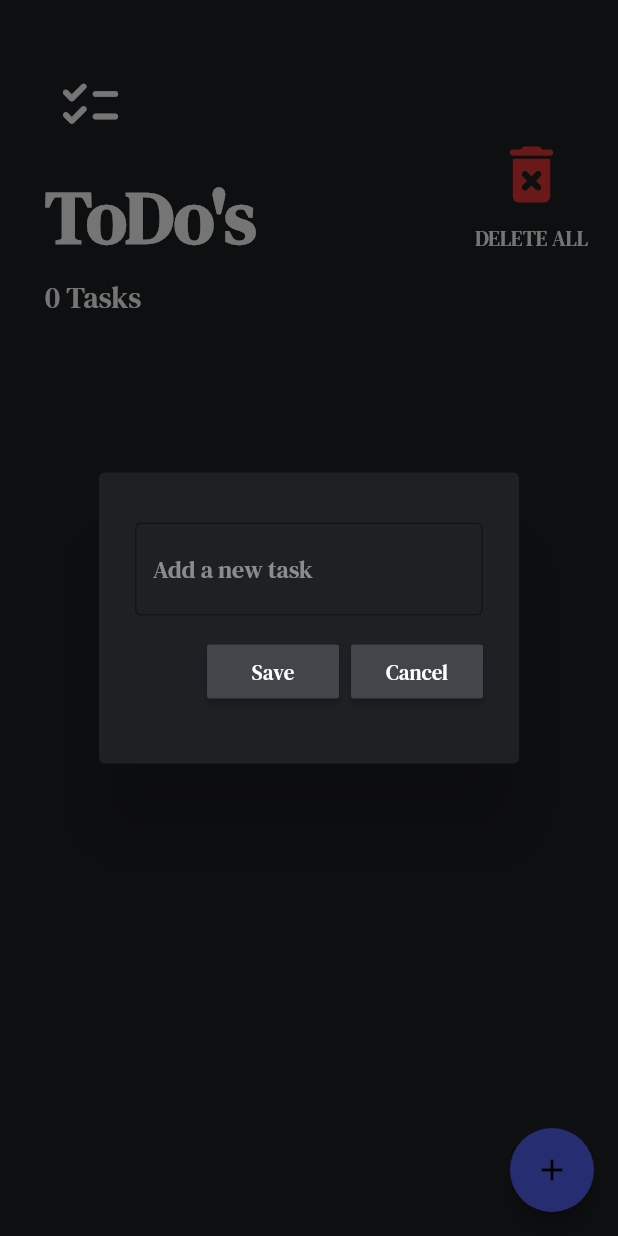
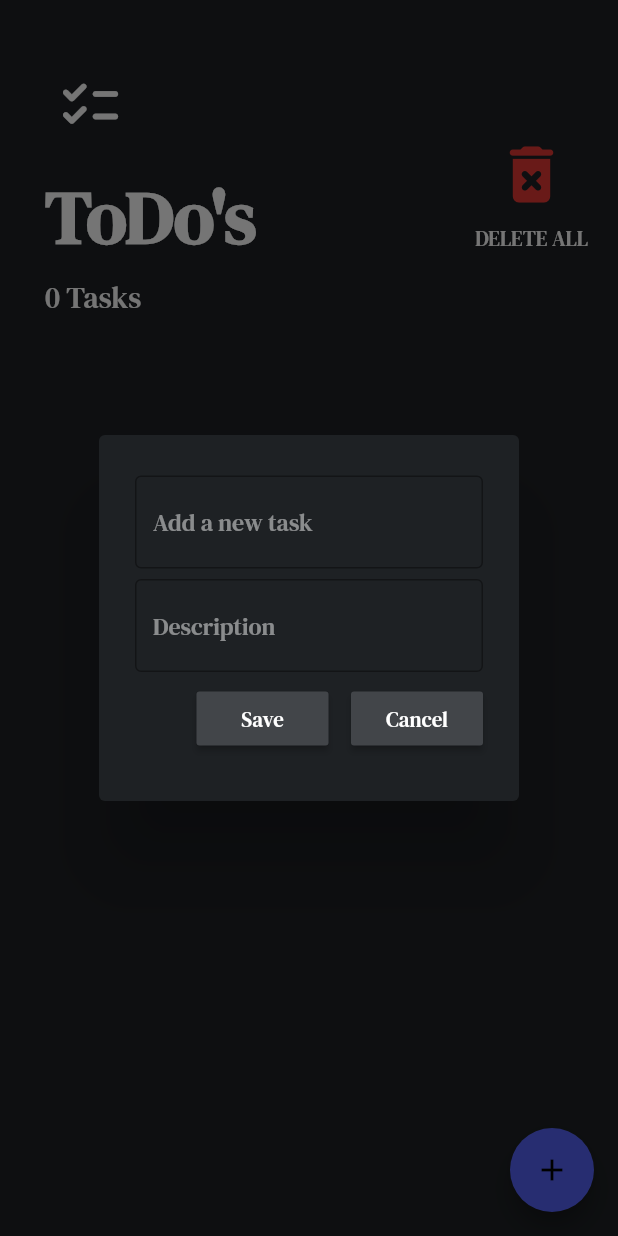
Before and after one commit to vinayakgupta29/Share_Todo_List, a Flutter app: the screen it shows after launch, after a tap on the "delete forever" icon, after a tap on the "add" icon, on a phone screen of 412 x 824 dp. Run offline on Flutter 3.47's test engine with Material 2 defaults, Android fonts, the phone set to English and light mode, and no system bars; our stand-ins replace flutter_slidable, hive_flutter, qr_flutter; accounts and stored records are empty; project files that could hold a hidden picture were left out.

Commit message:
slight UI changes
and a new text field is added so to add description of the task

```diff
--- a/lib/util/dialog_box.dart
+++ b/lib/util/dialog_box.dart
@@ -1,17 +1,21 @@
+// ignore_for_file: must_be_immutable, prefer_typing_uninitialized_variables
+
 import 'package:flutter/material.dart';
 import '../util/constants.dart';
 import 'my_button.dart';
 
 class DialogBox extends StatelessWidget {
-  final controller;
+  final titlecontroller;
+  final desccontroller;
   VoidCallback onSave;
   VoidCallback onCancel;
 
   DialogBox({
     super.key,
-    required this.controller,
+    required this.titlecontroller,
     required this.onSave,
     required this.onCancel,
+    required this.desccontroller,
   });
 
   @override
@@ -19,19 +23,26 @@ class DialogBox extends StatelessWidget {
     return AlertDialog(
       backgroundColor: bgcolor,
       content: SizedBox(
-        height: 150,
+        height: 200,
         child: Column(
           mainAxisAlignment: MainAxisAlignment.spaceEvenly,
           children: [
             // get user input
             TextField(
-              style: TextStyle(color: textcolor),
-              controller: controller,
+              style: const TextStyle(color: textcolor),
+              controller: titlecontroller,
               decoration: const InputDecoration(
-                border: OutlineInputBorder(),
-                hintText: "Add a new task",
-                hintStyle: TextStyle(color: Color(0x80F6F6F6))
-              ),
+                  border: OutlineInputBorder(),
+                  hintText: "Add a new task",
+                  hintStyle: TextStyle(color: Color(0x80F6F6F6))),
+            ),
+            TextField(
+              style: const TextStyle(color: textcolor),
+              controller: desccontroller,
+              decoration: const InputDecoration(
+                  border: OutlineInputBorder(),
+                  hintText: "Description",
+                  hintStyle: TextStyle(color: Color(0x80F6F6F6))),
             ),
 
             // buttons -> save + cancel
@@ -41,7 +52,7 @@ class DialogBox extends StatelessWidget {
                 // save button
                 MyButton(text: "Save", onPressed: onSave),
 
-                const SizedBox(width: 8),
+                const SizedBox(width: 15),
 
                 // cancel button
                 MyButton(text: "Cancel", onPressed: onCancel),
```
